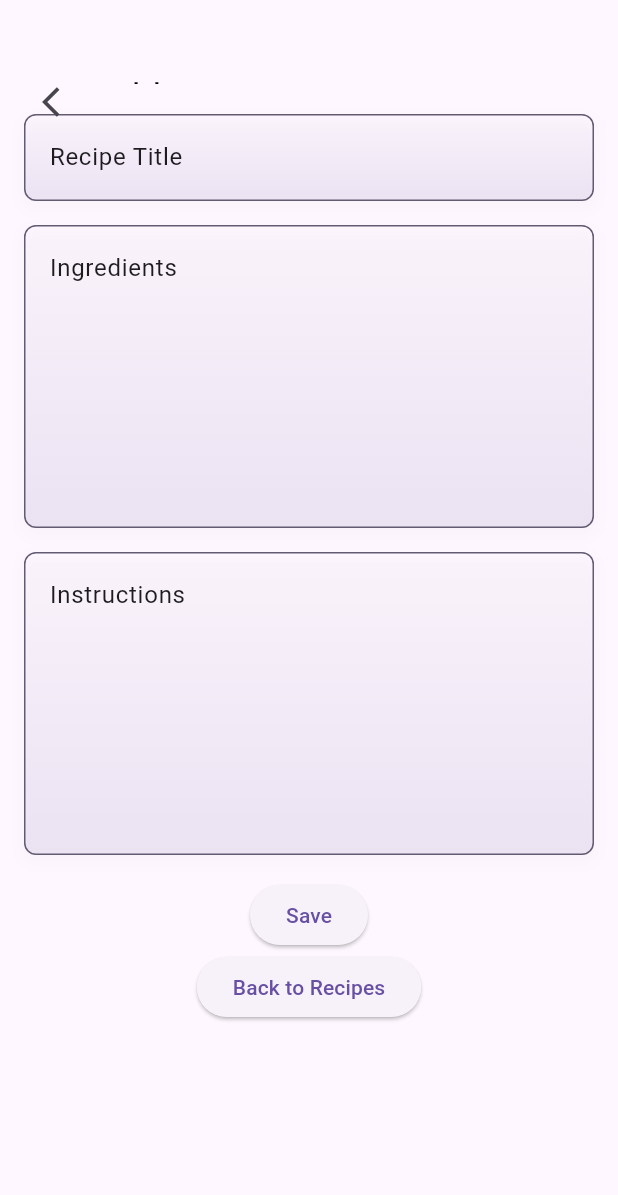
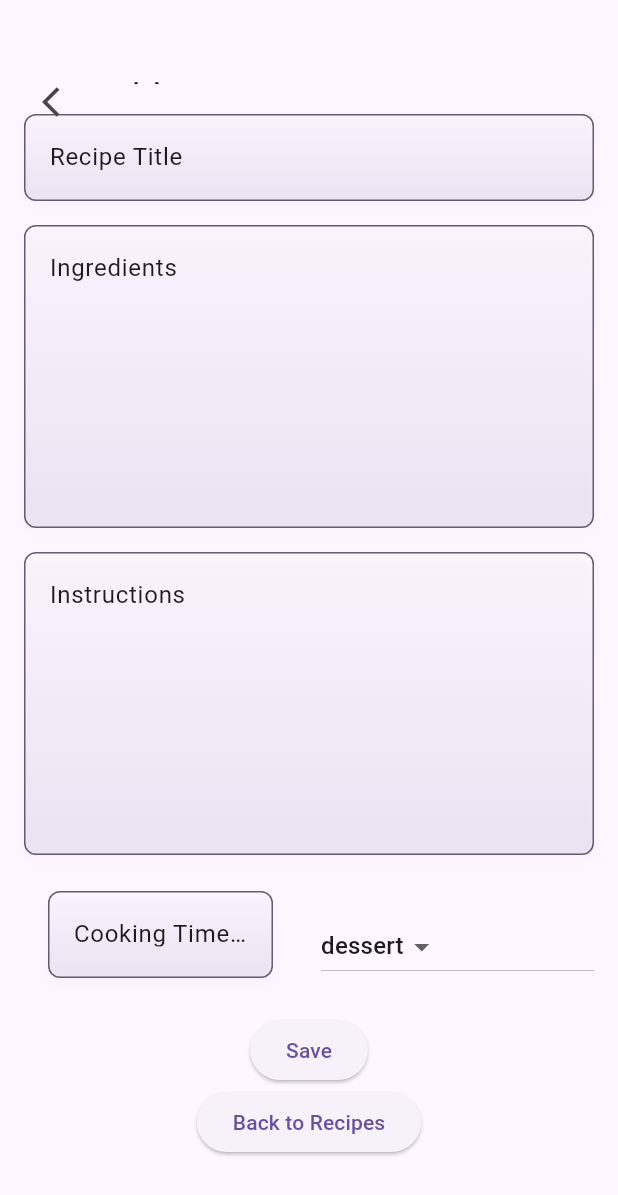
Before and after one commit to BerglindBKK/Lokaverkefni, a Flutter app: the screen it shows after launch, after a tap on the "add" icon, on a phone screen of 412 x 824 dp. Shown: the top 1195 px of the screen. Run offline on Flutter 3.47's test engine with Material 3 defaults, Android fonts, the light colour scheme and no system bars; network calls fail.

Commit message:
add_Recipe screen
cooking time container
category dropdown menu

Save virkar ekki ennþá

```diff
--- a/lib/data/recipe_data.dart
+++ b/lib/data/recipe_data.dart
@@ -8,7 +8,7 @@ class RecipeData {
       title: 'Rice crispies kökur',
       ingredients: 'rice crispies, syrup',
       instructions: 'mix and cool',
-      cookingTime: '40min_recipes.dart',
+      cookingTime: '40min',
       category: Category.dessert,
     ),
     Recipe(
--- a/lib/recipe_app/screens/add_recipes_screen.dart
+++ b/lib/recipe_app/screens/add_recipes_screen.dart
@@ -24,6 +24,7 @@ class _AddRecipesState extends State<AddRecipesScreen> {
   final _titleController = TextEditingController();
   final _ingredientsController = TextEditingController();
   final _instructionsController = TextEditingController();
+  final _cookingTimeController = TextEditingController();
   Category _selectedCategory = Category.dessert;
 
   // Function to submit the recipe data
@@ -76,12 +77,10 @@ class _AddRecipesState extends State<AddRecipesScreen> {
   @override
   Widget build(BuildContext context) {
     return Scaffold(
-      //appBar: AppBar(title: Text(widget.title)),
       appBar: AppBar(
         flexibleSpace: Padding(
           padding: const EdgeInsets.only(top: 48.0, left: 16),
           child: Row(
-            //mainAxisAlignment: MainAxisAlignment.spaceBetween,
             children: [
               IconButton(
                 onPressed: widget.onBack,
@@ -94,7 +93,7 @@ class _AddRecipesState extends State<AddRecipesScreen> {
             ],
           ),
         ),
-      ),// Show the screen title in the AppBar
+      ),
       body: Center(
         child: Column(
           mainAxisAlignment: MainAxisAlignment.start,
@@ -122,6 +121,46 @@ class _AddRecipesState extends State<AddRecipesScreen> {
               height: 200,
             ),
 
+            // Row containing both cooking time and category dropdown
+            Padding(
+              padding: const EdgeInsets.symmetric(vertical: 8.0, horizontal: 16.0),
+              child: Row(
+                children: [
+                  // Cooking Time Input with "min" inside the container
+                  Expanded(
+                    child: CustomInputContainer(
+                      labelText: 'Cooking Time (min)',  // "min" is part of the label
+                      controller: _cookingTimeController,
+                    ),
+                  ),
+                  const SizedBox(width: 16),
+
+                  // Category Dropdown
+                  Expanded(
+                    child: DropdownButton<Category>(
+                      value: _selectedCategory,
+                      items: Category.values
+                          .map(
+                            (category) => DropdownMenuItem<Category>(
+                          value: category,
+                          child: Text(category.name), // Display the category name as is
+                        ),
+                      )
+                          .toList(),
+                      onChanged: (value) {
+                        if (value == null) {
+                          return;
+                        }
+                        setState(() {
+                          _selectedCategory = value;
+                        });
+                      },
+                    ),
+                  ),
+                ],
+              ),
+            ),
+
             // Save Button
             ElevatedButton(
               onPressed: _submitRecipeData,
--- a/lib/widgets/new_recipe.dart
+++ b/lib/widgets/new_recipe.dart
@@ -67,6 +67,11 @@ class _NewRecipeState extends State<NewRecipe> {
             height: 200,
           ),
 
+          CustomInputContainer(
+            labelText: 'CookingTime',
+            controller: cookingTimeController,
+          ),
+
           // Save button
           ElevatedButton(
             onPressed: () {
```
